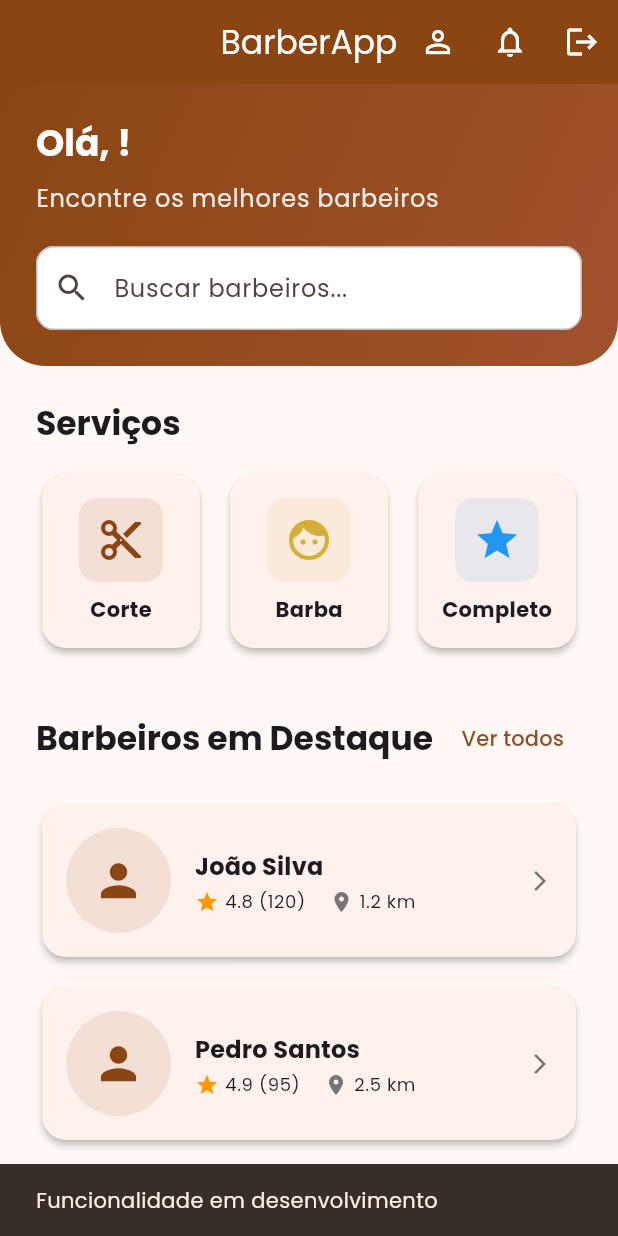
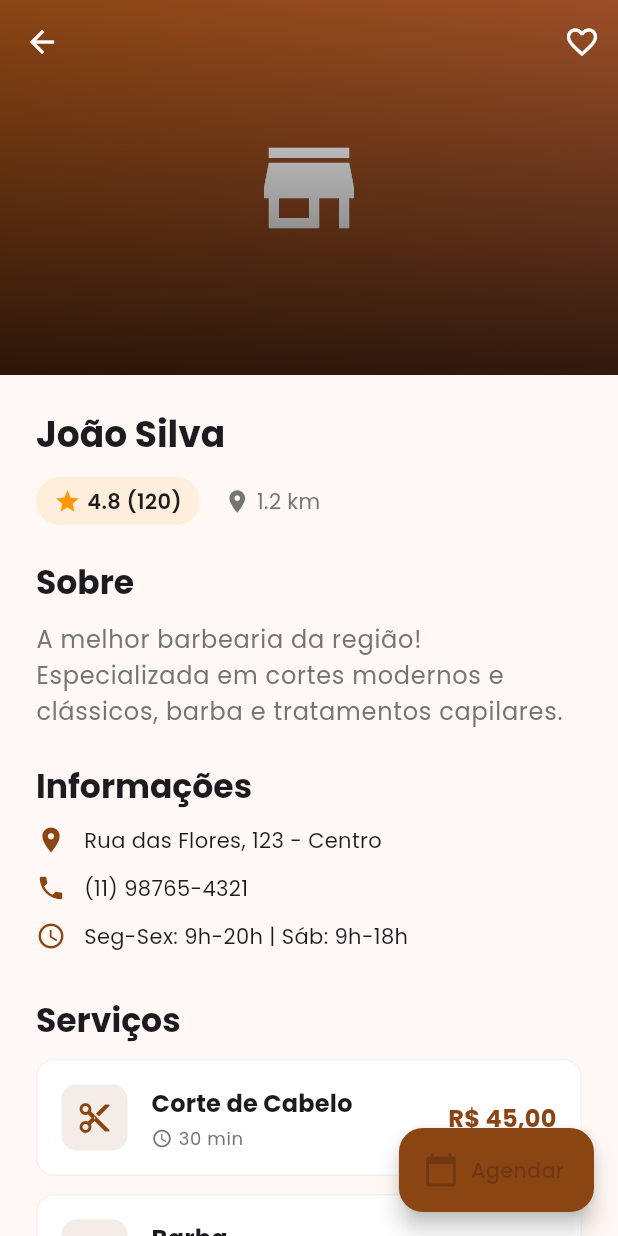
Before and after one commit to WallisonWS/app-de-barbearia-flutter, a Flutter app: the ClientHomeScreen screen opened directly, after a tap on "João Silva", on a phone screen of 412 x 824 dp. Run offline on Flutter 3.47's test engine with Material 3 defaults, Android fonts, the phone set to English and light mode, and no system bars; our stand-ins replace equatable, google_fonts, mask_text_input_formatter, shared_preferences; accounts and stored records are empty; statements that could not run were skipped.

Commit message:
feat: implementar tela de detalhes da barbearia para clientes
- Criar BarbershopDetailsScreen com informações completas
- Adicionar navegação dos cards de barbeiros para detalhes
- Implementar visualização completa da barbearia

Funcionalidades da Tela de Detalhes:
- AppBar expansível com imagem da barbearia
- Botão de favoritar/desfavoritar
- Nome, avaliação e distância
- Descrição completa da barbearia
- Informações de contato (endereço, telefone, horário)
- Lista de serviços com preços e duração
- Avaliações de clientes com rating e comentários
- Botão flutuante para agendar horário

Interface:
- SliverAppBar com imagem de fundo
- Gradient overlay na imagem
- Cards de informações organizados
- Lista de serviços estilizada
- Cards de avaliações com avatar e estrelas
- FAB para ação principal (agendar)
- Navegação suave entre telas

Melhorias na Home do Cliente:
- Navegação funcional dos cards de barbeiros
- Transição para tela de detalhes ao clicar

```diff
--- /dev/null
+++ b/lib/presentation/screens/client/barbershop_details_screen.dart
@@ -0,0 +1,500 @@
+import 'package:flutter/material.dart';
+import '../../../core/constants/app_colors.dart';
+
+class BarbershopDetailsScreen extends StatelessWidget {
+  final String barbershopId;
+  final String barbershopName;
+
+  const BarbershopDetailsScreen({
+    super.key,
+    required this.barbershopId,
+    required this.barbershopName,
+  });
+
+  @override
+  Widget build(BuildContext context) {
+    // Mock data - em produção virá do backend
+    final barbershop = {
+      'name': barbershopName,
+      'description':
+          'A melhor barbearia da região! Especializada em cortes modernos e clássicos, barba e tratamentos capilares.',
+      'rating': 4.8,
+      'reviews': 120,
+      'address': 'Rua das Flores, 123 - Centro',
+      'distance': '1.2 km',
+      'phone': '(11) 98765-4321',
+      'workingHours': 'Seg-Sex: 9h-20h | Sáb: 9h-18h',
+      'photoUrl': null,
+      'isFavorite': false,
+    };
+
+    return Scaffold(
+      body: CustomScrollView(
+        slivers: [
+          // AppBar com imagem
+          SliverAppBar(
+            expandedHeight: 250,
+            pinned: true,
+            backgroundColor: AppColors.primary,
+            flexibleSpace: FlexibleSpaceBar(
+              background: Stack(
+                fit: StackFit.expand,
+                children: [
+                  barbershop['photoUrl'] != null
+                      ? Image.network(
+                          barbershop['photoUrl'] as String,
+                          fit: BoxFit.cover,
+                        )
+                      : Container(
+                          decoration: const BoxDecoration(
+                            gradient: AppColors.primaryGradient,
+                          ),
+                          child: const Icon(
+                            Icons.store,
+                            size: 80,
+                            color: AppColors.textWhite,
+                          ),
+                        ),
+                  // Overlay gradient
+                  Container(
+                    decoration: BoxDecoration(
+                      gradient: LinearGradient(
+                        begin: Alignment.topCenter,
+                        end: Alignment.bottomCenter,
+                        colors: [
+                          Colors.transparent,
+                          Colors.black.withOpacity(0.7),
+                        ],
+                      ),
+                    ),
+                  ),
+                ],
+              ),
+            ),
+            actions: [
+              IconButton(
+                icon: Icon(
+                  barbershop['isFavorite'] as bool
+                      ? Icons.favorite
+                      : Icons.favorite_border,
+                  color: barbershop['isFavorite'] as bool
+                      ? AppColors.error
+                      : AppColors.textWhite,
+                ),
+                onPressed: () {
+                  ScaffoldMessenger.of(context).showSnackBar(
+                    SnackBar(
+                      content: Text(
+                        barbershop['isFavorite'] as bool
+                            ? 'Removido dos favoritos'
+                            : 'Adicionado aos favoritos',
+                      ),
+                    ),
+                  );
+                },
+              ),
+            ],
+          ),
+
+          // Conteúdo
+          SliverToBoxAdapter(
+            child: Padding(
+              padding: const EdgeInsets.all(24),
+              child: Column(
+                crossAxisAlignment: CrossAxisAlignment.start,
+                children: [
+                  // Nome e avaliação
+                  Text(
+                    barbershop['name'] as String,
+                    style: Theme.of(context).textTheme.headlineSmall?.copyWith(
+                          fontWeight: FontWeight.bold,
+                        ),
+                  ),
+                  const SizedBox(height: 12),
+
+                  Row(
+                    children: [
+                      Container(
+                        padding: const EdgeInsets.symmetric(
+                          horizontal: 12,
+                          vertical: 6,
+                        ),
+                        decoration: BoxDecoration(
+                          color: AppColors.warning.withOpacity(0.1),
+                          borderRadius: BorderRadius.circular(20),
+                        ),
+                        child: Row(
+                          children: [
+                            const Icon(
+                              Icons.star,
+                              color: AppColors.warning,
+                              size: 18,
+                            ),
+                            const SizedBox(width: 4),
+                            Text(
+                              '${barbershop['rating']} (${barbershop['reviews']})',
+                              style: Theme.of(context)
+                                  .textTheme
+                                  .bodyMedium
+                                  ?.copyWith(
+                                    fontWeight: FontWeight.w600,
+                                  ),
+                            ),
+                          ],
+                        ),
+                      ),
+                      const SizedBox(width: 16),
+                      Row(
+                        children: [
+                          const Icon(
+                            Icons.location_on,
+                            size: 18,
+                            color: AppColors.textSecondary,
+                          ),
+                          const SizedBox(width: 4),
+                          Text(
+                            barbershop['distance'] as String,
+                            style: Theme.of(context)
+                                .textTheme
+                                .bodyMedium
+                                ?.copyWith(
+                                  color: AppColors.textSecondary,
+                                ),
+                          ),
+                        ],
+                      ),
+                    ],
+                  ),
+
+                  const SizedBox(height: 24),
+
+                  // Descrição
+                  Text(
+                    'Sobre',
+                    style: Theme.of(context).textTheme.titleLarge?.copyWith(
+                          fontWeight: FontWeight.bold,
+                        ),
+                  ),
+                  const SizedBox(height: 12),
+                  Text(
+                    barbershop['description'] as String,
+                    style: Theme.of(context).textTheme.bodyLarge?.copyWith(
+                          color: AppColors.textSecondary,
+                          height: 1.5,
+                        ),
+                  ),
+
+                  const SizedBox(height: 24),
+
+                  // Informações
+                  Text(
+                    'Informações',
+                    style: Theme.of(context).textTheme.titleLarge?.copyWith(
+                          fontWeight: FontWeight.bold,
+                        ),
+                  ),
+                  const SizedBox(height: 12),
+
+                  _InfoRow(
+                    icon: Icons.location_on,
+                    text: barbershop['address'] as String,
+                  ),
+                  const SizedBox(height: 12),
+                  _InfoRow(
+                    icon: Icons.phone,
+                    text: barbershop['phone'] as String,
+                  ),
+                  const SizedBox(height: 12),
+                  _InfoRow(
+                    icon: Icons.access_time,
+                    text: barbershop['workingHours'] as String,
+                  ),
+
+                  const SizedBox(height: 32),
+
+                  // Serviços
+                  Text(
+                    'Serviços',
+                    style: Theme.of(context).textTheme.titleLarge?.copyWith(
+                          fontWeight: FontWeight.bold,
+                        ),
+                  ),
+                  const SizedBox(height: 12),
+
+                  _ServiceCard(
+                    name: 'Corte de Cabelo',
+                    price: 'R\$ 45,00',
+                    duration: '30 min',
+                  ),
+                  const SizedBox(height: 12),
+                  _ServiceCard(
+                    name: 'Barba',
+                    price: 'R\$ 30,00',
+                    duration: '20 min',
+                  ),
+                  const SizedBox(height: 12),
+                  _ServiceCard(
+                    name: 'Corte + Barba',
+                    price: 'R\$ 65,00',
+                    duration: '45 min',
+                  ),
+
+                  const SizedBox(height: 32),
+
+                  // Avaliações
+                  Row(
+                    mainAxisAlignment: MainAxisAlignment.spaceBetween,
+                    children: [
+                      Text(
+                        'Avaliações',
+                        style: Theme.of(context).textTheme.titleLarge?.copyWith(
+                              fontWeight: FontWeight.bold,
+                            ),
+                      ),
+                      TextButton(
+                        onPressed: () {
+                          ScaffoldMessenger.of(context).showSnackBar(
+                            const SnackBar(
+                              content: Text('Funcionalidade em desenvolvimento'),
+                            ),
+                          );
+                        },
+                        child: const Text('Ver todas'),
+                      ),
+                    ],
+                  ),
+                  const SizedBox(height: 12),
+
+                  _ReviewCard(
+                    clientName: 'João Silva',
+                    rating: 5.0,
+                    comment:
+                        'Excelente atendimento! Corte perfeito e ambiente muito agradável.',
+                    date: '15 Nov 2024',
+                  ),
+                  const SizedBox(height: 12),
+                  _ReviewCard(
+                    clientName: 'Pedro Santos',
+                    rating: 4.5,
+                    comment: 'Muito bom! Recomendo.',
+                    date: '10 Nov 2024',
+                  ),
+
+                  const SizedBox(height: 100), // Espaço para o botão flutuante
+                ],
+              ),
+            ),
+          ),
+        ],
+      ),
+      floatingActionButton: FloatingActionButton.extended(
+        onPressed: () {
+          ScaffoldMessenger.of(context).showSnackBar(
+            const SnackBar(
+              content: Text('Funcionalidade em desenvolvimento'),
+            ),
+          );
+        },
+        backgroundColor: AppColors.primary,
+        icon: const Icon(Icons.calendar_today),
+        label: const Text('Agendar'),
+      ),
+    );
+  }
+}
+
+class _InfoRow extends StatelessWidget {
+  final IconData icon;
+  final String text;
+
+  const _InfoRow({
+    required this.icon,
+    required this.text,
+  });
+
+  @override
+  Widget build(BuildContext context) {
+    return Row(
+      children: [
+        Icon(
+          icon,
+          size: 20,
+          color: AppColors.primary,
+        ),
+        const SizedBox(width: 12),
+        Expanded(
+          child: Text(
+            text,
+            style: Theme.of(context).textTheme.bodyMedium,
+          ),
+        ),
+      ],
+    );
+  }
+}
+
+class _ServiceCard extends StatelessWidget {
+  final String name;
+  final String price;
+  final String duration;
+
+  const _ServiceCard({
+    required this.name,
+    required this.price,
+    required this.duration,
+  });
+
+  @override
+  Widget build(BuildContext context) {
+    return Container(
+      padding: const EdgeInsets.all(16),
+      decoration: BoxDecoration(
+        color: AppColors.surface,
+        borderRadius: BorderRadius.circular(12),
+        border: Border.all(color: AppColors.textHint.withOpacity(0.2)),
+      ),
+      child: Row(
+        children: [
+          Container(
+            padding: const EdgeInsets.all(10),
+            decoration: BoxDecoration(
+              color: AppColors.primary.withOpacity(0.1),
+              borderRadius: BorderRadius.circular(10),
+            ),
+            child: const Icon(
+              Icons.content_cut,
+              color: AppColors.primary,
+              size: 24,
+            ),
+          ),
+          const SizedBox(width: 16),
+          Expanded(
+            child: Column(
+              crossAxisAlignment: CrossAxisAlignment.start,
+              children: [
+                Text(
+                  name,
+                  style: Theme.of(context).textTheme.titleMedium?.copyWith(
+                        fontWeight: FontWeight.bold,
+                      ),
+                ),
+                const SizedBox(height: 4),
+                Row(
+                  children: [
+                    const Icon(
+                      Icons.access_time,
+                      size: 14,
+                      color: AppColors.textSecondary,
+                    ),
+                    const SizedBox(width: 4),
+                    Text(
+                      duration,
+                      style: Theme.of(context).textTheme.bodySmall?.copyWith(
+                            color: AppColors.textSecondary,
+                          ),
+                    ),
+                  ],
+                ),
+              ],
+            ),
+          ),
+          Text(
+            price,
+            style: Theme.of(context).textTheme.titleMedium?.copyWith(
+                  color: AppColors.primary,
+                  fontWeight: FontWeight.bold,
+                ),
+          ),
+        ],
+      ),
+    );
+  }
+}
+
+class _ReviewCard extends StatelessWidget {
+  final String clientName;
+  final double rating;
+  final String comment;
+  final String date;
+
+  const _ReviewCard({
+    required this.clientName,
+    required this.rating,
+    required this.comment,
+    required this.date,
+  });
+
+  @override
+  Widget build(BuildContext context) {
+    return Container(
+      padding: const EdgeInsets.all(16),
+      decoration: BoxDecoration(
+        color: AppColors.surface,
+        borderRadius: BorderRadius.circular(12),
+        border: Border.all(color: AppColors.textHint.withOpacity(0.2)),
+      ),
+      child: Column(
+        crossAxisAlignment: CrossAxisAlignment.start,
+        children: [
+          Row(
+            children: [
+              CircleAvatar(
+                radius: 20,
+                backgroundColor: AppColors.primary.withOpacity(0.1),
+                child: const Icon(
+                  Icons.person,
+                  color: AppColors.primary,
+                  size: 20,
+                ),
+              ),
+              const SizedBox(width: 12),
+              Expanded(
+                child: Column(
+                  crossAxisAlignment: CrossAxisAlignment.start,
+                  children: [
+                    Text(
+                      clientName,
+                      style: Theme.of(context).textTheme.titleSmall?.copyWith(
+                            fontWeight: FontWeight.bold,
+                          ),
+                    ),
+                    const SizedBox(height: 2),
+                    Row(
+                      children: [
+                        ...List.generate(
+                          5,
+                          (index) => Icon(
+                            index < rating.floor()
+                                ? Icons.star
+                                : (index < rating ? Icons.star_half : Icons.star_border),
+                            size: 14,
+                            color: AppColors.warning,
+                          ),
+                        ),
+                        const SizedBox(width: 8),
+                        Text(
+                          date,
+                          style:
+                              Theme.of(context).textTheme.bodySmall?.copyWith(
+                                    color: AppColors.textSecondary,
+                                  ),
+                        ),
+                      ],
+                    ),
+                  ],
+                ),
+              ),
+            ],
+          ),
+          const SizedBox(height: 12),
+          Text(
+            comment,
+            style: Theme.of(context).textTheme.bodyMedium?.copyWith(
+                  color: AppColors.textSecondary,
+                ),
+          ),
+        ],
+      ),
+    );
+  }
+}
--- a/lib/presentation/screens/client/client_home_screen.dart
+++ b/lib/presentation/screens/client/client_home_screen.dart
@@ -5,6 +5,7 @@ import '../../../core/constants/app_strings.dart';
 import '../../providers/auth_provider.dart';
 import '../auth/role_selection_screen.dart';
 import '../profile/profile_screen.dart';
+import 'barbershop_details_screen.dart';
 
 class ClientHomeScreen extends StatelessWidget {
   const ClientHomeScreen({super.key});
@@ -300,9 +301,13 @@ class _BarberCard extends StatelessWidget {
       ),
       child: InkWell(
         onTap: () {
-          ScaffoldMessenger.of(context).showSnackBar(
-            const SnackBar(
-              content: Text('Funcionalidade em desenvolvimento'),
+          Navigator.push(
+            context,
+            MaterialPageRoute(
+              builder: (context) => BarbershopDetailsScreen(
+                barbershopId: '1', // Mock ID
+                barbershopName: name,
+              ),
             ),
           );
         },
```
